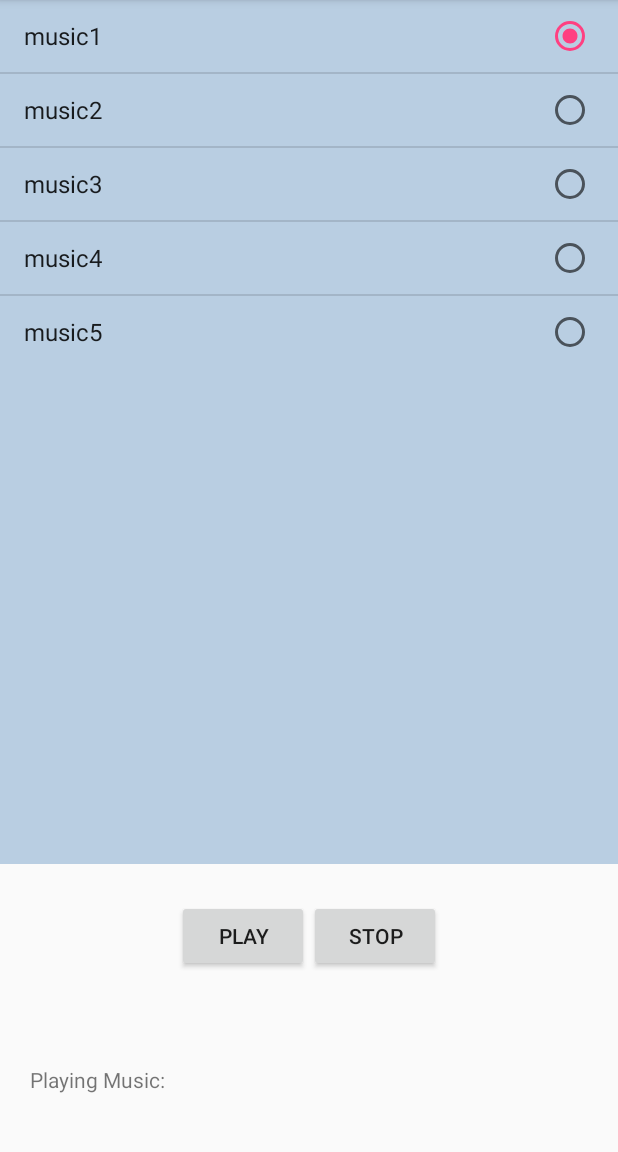
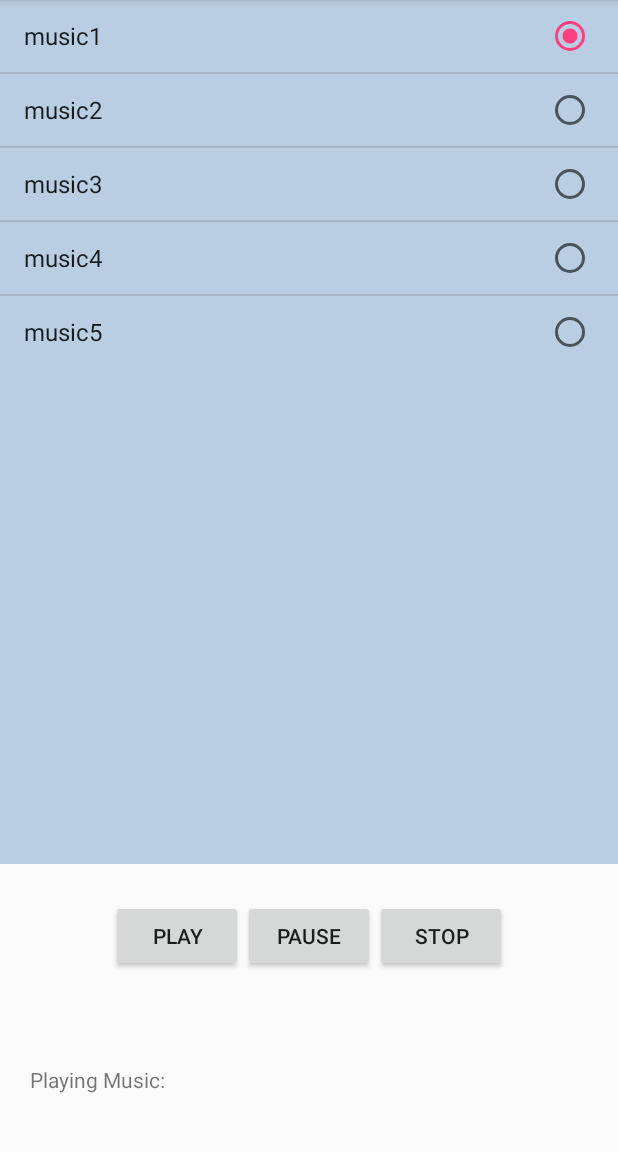
Before and after one commit to ssun0611/AudioList, an Android app: the screen it shows after launch (MainActivity), after a tap on "music1", on a phone screen of 412 x 824 dp, the part 84-1236 px from its top. Run offline under Robolectric (Android 15) with nearby library versions, the phone set to English and light mode, and no system bars.

Commit message:
#5 Event Programming pause

```diff
--- a/app/src/main/java/rlathfdl463/kr/hs/emirim/audiolist/MainActivity.java
+++ b/app/src/main/java/rlathfdl463/kr/hs/emirim/audiolist/MainActivity.java
@@ -15,13 +15,14 @@ import java.util.List;
 
 public class MainActivity extends AppCompatActivity {
     ListView list;
-    Button butPlay,butStop;
+    Button butPlay,butStop,butPause;
     TextView musicName;
     ProgressBar progress;
     String [] musics={"music1","music2","music3","music4","music5"};
     int [] musicResIds={R.raw.music1,R.raw.music2,R.raw.music3,R.raw.music4,R.raw.music5};
     int selectedMusicId;
     MediaPlayer mediaPlayer;
+    boolean selectePauseButton;
 
     @Override
     protected void onCreate(Bundle savedInstanceState) {
@@ -30,6 +31,7 @@ public class MainActivity extends AppCompatActivity {
         list=(ListView)findViewById(R.id.list_music);
         butPlay=(Button)findViewById(R.id.but_play);
         butStop=(Button)findViewById(R.id.but_stop);
+        butPause=(Button)findViewById(R.id.but_pause);
         musicName=(TextView)findViewById(R.id.music_name);
         progress=(ProgressBar)findViewById(R.id.progress_music);
         ArrayAdapter<String> adapter=new ArrayAdapter<String>(this, android.R.layout.simple_list_item_single_choice,musics);
@@ -42,7 +44,9 @@ public class MainActivity extends AppCompatActivity {
         list.setOnItemClickListener(new AdapterView.OnItemClickListener() {
             @Override
             public void onItemClick(AdapterView<?> parent, View view, int position, long id) {
+                mediaPlayer.stop();
                 selectedMusicId=musicResIds[position];
+                progress.setVisibility(View.INVISIBLE);
 
             }
         });
@@ -50,8 +54,14 @@ public class MainActivity extends AppCompatActivity {
         butPlay.setOnClickListener(new View.OnClickListener() {
             @Override
             public void onClick(View v) {
-                mediaPlayer.create(MainActivity.this,selectedMusicId);
+                if(selectePauseButton) {
+                    mediaPlayer.start();
+                    selectePauseButton=false;
+                }
+                else
+                    mediaPlayer=MediaPlayer.create(MainActivity.this,selectedMusicId);
                 mediaPlayer.start();
+                progress.setVisibility(View.VISIBLE);
             }
         });
 
@@ -59,6 +69,16 @@ public class MainActivity extends AppCompatActivity {
             @Override
             public void onClick(View v) {
                 mediaPlayer.stop();
+                progress.setVisibility(View.INVISIBLE);
+            }
+        });
+
+        butPause.setOnClickListener(new View.OnClickListener() {
+            @Override
+            public void onClick(View v) {
+                selectePauseButton=true;
+                mediaPlayer.pause();
+                progress.setVisibility(View.INVISIBLE);
             }
         });
     }
--- a/app/src/main/res/layout/activity_main.xml
+++ b/app/src/main/res/layout/activity_main.xml
@@ -33,6 +33,11 @@
            android:layout_height="wrap_content"
            android:text="Play"/>
        <Button
+           android:id="@+id/but_pause"
+           android:layout_width="wrap_content"
+           android:layout_height="wrap_content"
+           android:text="Pause"/>
+       <Button
            android:id="@+id/but_stop"
            android:layout_width="wrap_content"
            android:layout_height="wrap_content"
```
